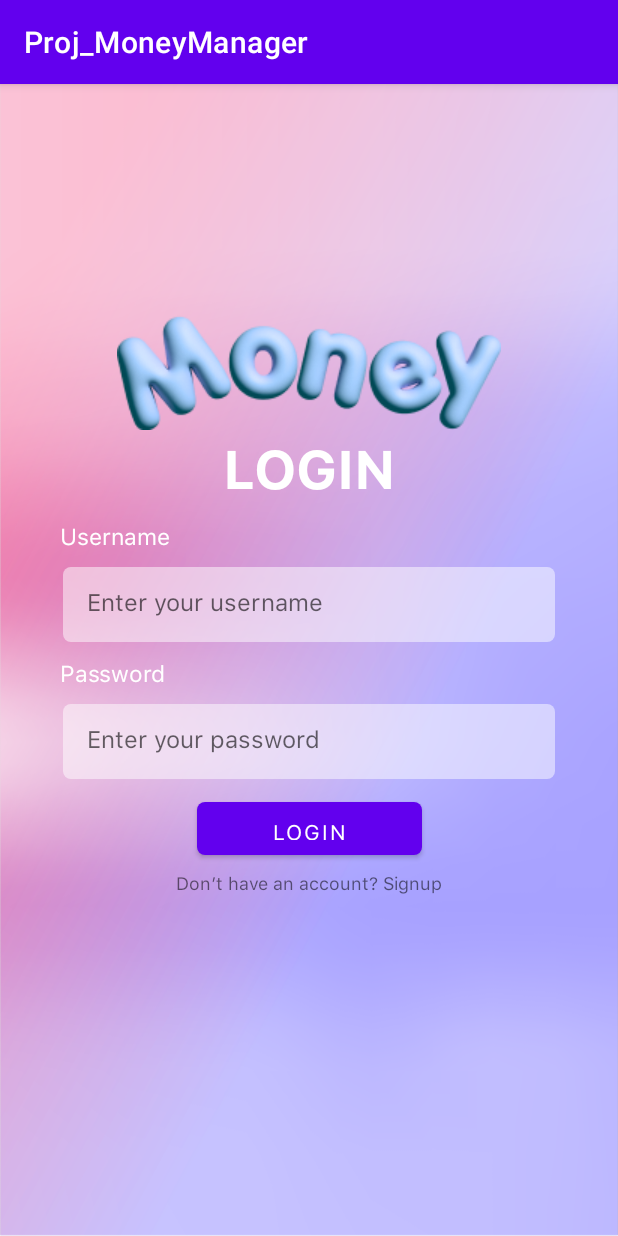
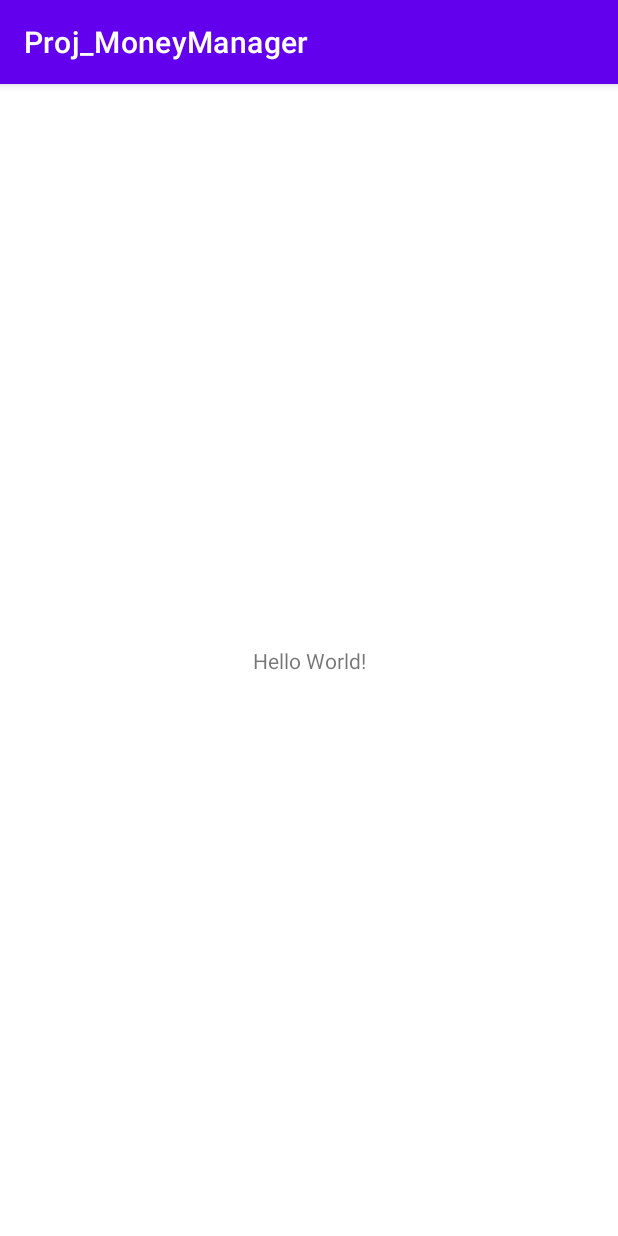
Before and after one commit to hoaiphuongdg26/money-manager-app, an Android app: the MainActivity screen opened directly, with no data from a screen before it, on a phone screen of 412 x 824 dp. Run offline under Robolectric (Android 15) with nearby library versions, the light colour scheme and no system bars.

Commit message:
Login.java - fix loi localhost

```diff
--- a/app/src/main/java/com/example/proj_moneymanager/Login.java
+++ b/app/src/main/java/com/example/proj_moneymanager/Login.java
@@ -53,7 +53,7 @@ public class Login extends AppCompatActivity {
                             String[] data = new String[2];
                             data[0] = UserName;
                             data[1] = Password;
-                            PutData putData = new PutData("http://localhost/money_management/login.php","POST",field,data);
+                            PutData putData = new PutData("http://172.16.1.114/money_management/login.php","POST",field,data);
                             if(putData.startPut()){
                                 if(putData.onComplete()){
                                     String result = putData.getResult();
--- a/app/src/main/java/com/example/proj_moneymanager/MainActivity.java
+++ b/app/src/main/java/com/example/proj_moneymanager/MainActivity.java
@@ -9,6 +9,6 @@ public class MainActivity extends AppCompatActivity {
     @Override
         protected void onCreate(Bundle savedInstanceState) {
             super.onCreate(savedInstanceState);
-            setContentView(R.layout.login);
+            setContentView(R.layout.activity_main);
     }
 }
```
